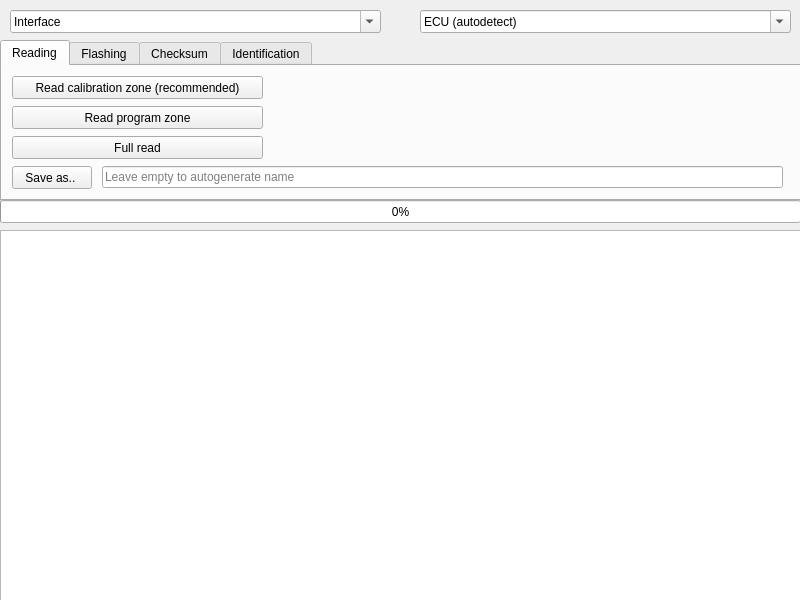
Before: the Qt Designer form flasher/gkflasher.ui in Dante383/GKFlasher, drawn with Qt 5.
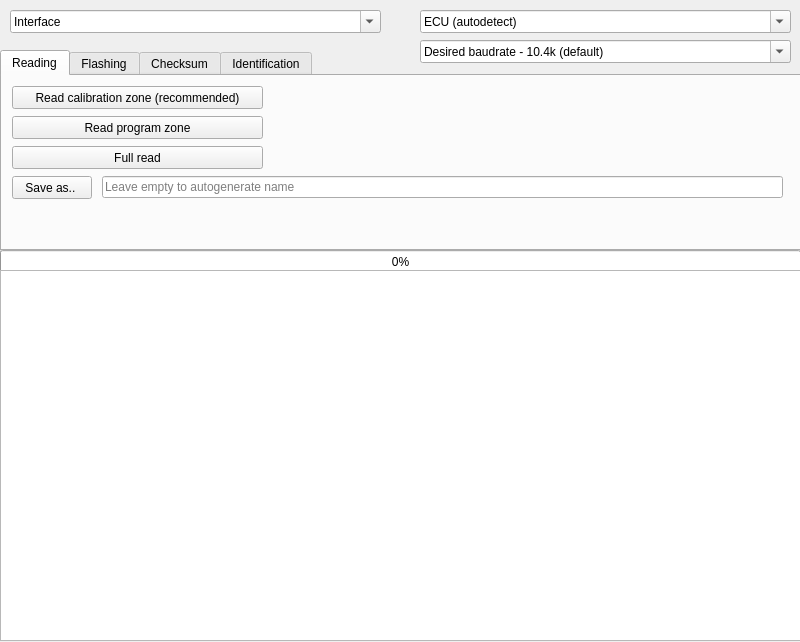
After: the same form once the commit is applied. The open tabs and pages were chosen to show the change. Icons and pictures are not drawn.

Commit message: desired baudrate from GUI

What changed in the file:
```diff
--- a/flasher/gkflasher.ui
+++ b/flasher/gkflasher.ui
@@ -7,7 +7,7 @@
     <x>0</x>
     <y>0</y>
     <width>800</width>
-    <height>600</height>
+    <height>642</height>
    </rect>
   </property>
   <property name="windowTitle">
@@ -21,9 +21,9 @@
    <property name="geometry">
     <rect>
      <x>0</x>
-     <y>40</y>
+     <y>50</y>
      <width>881</width>
-     <height>161</height>
+     <height>201</height>
     </rect>
    </property>
    <property name="currentIndex">
@@ -265,7 +265,7 @@
    <property name="geometry">
     <rect>
      <x>0</x>
-     <y>200</y>
+     <y>250</y>
      <width>801</width>
      <height>23</height>
     </rect>
@@ -278,7 +278,7 @@
    <property name="geometry">
     <rect>
      <x>0</x>
-     <y>230</y>
+     <y>270</y>
      <width>801</width>
      <height>371</height>
     </rect>
@@ -300,6 +300,22 @@
     <string>ECU (autodetect)</string>
    </property>
   </widget>
+  <widget class="QComboBox" name="baudratesBox">
+   <property name="geometry">
+    <rect>
+     <x>420</x>
+     <y>40</y>
+     <width>371</width>
+     <height>23</height>
+    </rect>
+   </property>
+   <property name="editable">
+    <bool>true</bool>
+   </property>
+   <property name="currentText">
+    <string>Desired baudrate - 10.4k (default)</string>
+   </property>
+  </widget>
  </widget>
  <resources/>
  <connections/>
```
Left out of the diff: 2 changed lines with no effect on the pictures. The commit also changes 3 other files.
